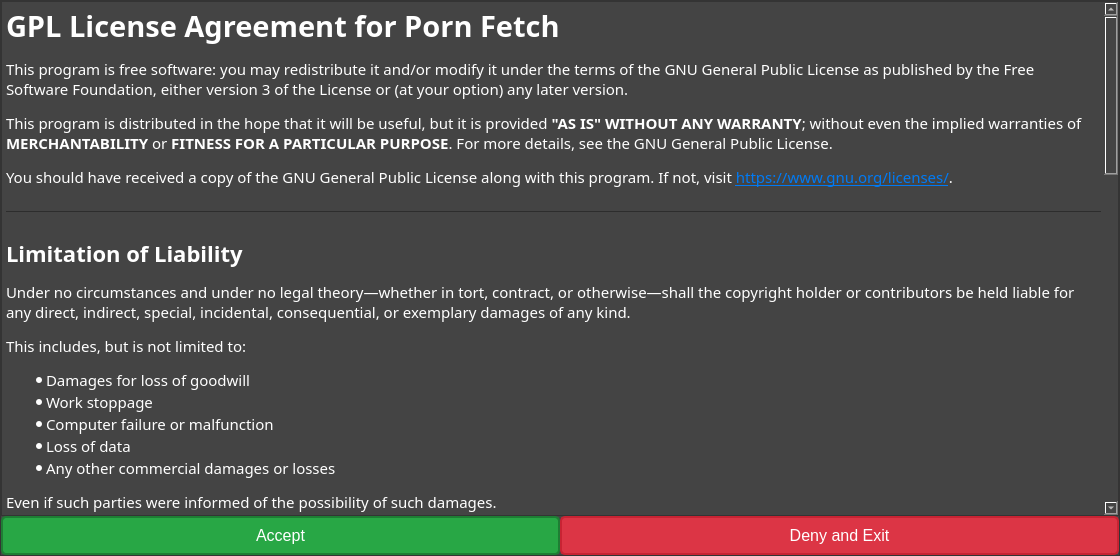
This is src/frontend/form_license.ui in EchterAlsFake/Porn_Fetch as Qt 5 draws it before an edit. The edited form follows.
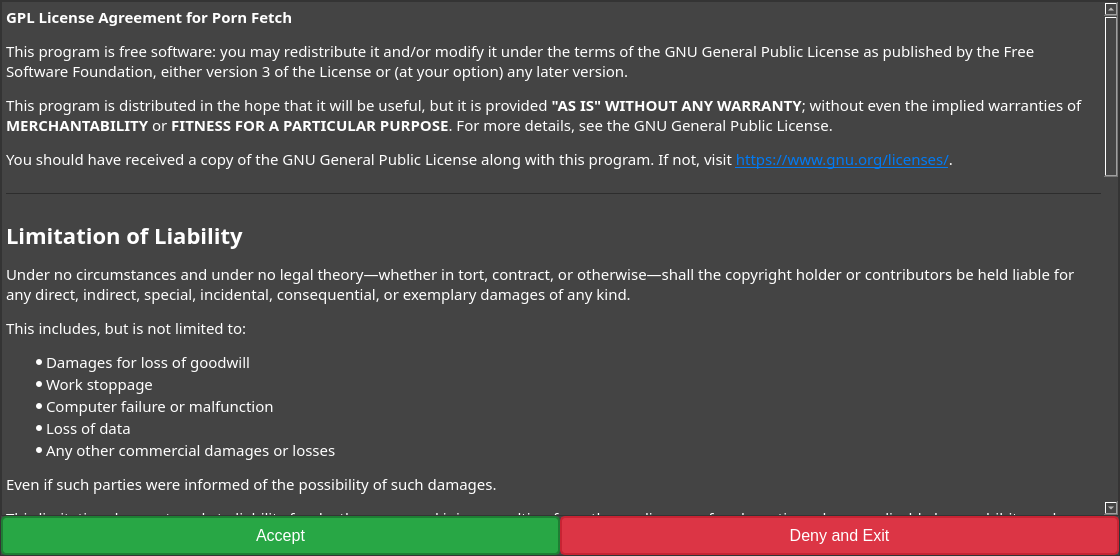
This is the edited form.

What changed in the file:
```diff
--- a/src/frontend/form_license.ui
+++ b/src/frontend/form_license.ui
@@ -137,7 +137,7 @@
 li.unchecked::marker { content: &quot;\2610&quot;; }
 li.checked::marker { content: &quot;\2612&quot;; }
 &lt;/style&gt;&lt;/head&gt;&lt;body style=&quot; font-family:'JetBrainsMono Nerd Font Propo'; font-size:11pt; font-weight:400; font-style:normal;&quot;&gt;
-&lt;h1 style=&quot; margin-top:18px; margin-bottom:12px; margin-left:0px; margin-right:0px; -qt-block-indent:0; text-indent:0px;&quot;&gt;&lt;span style=&quot; font-size:xx-large; font-weight:700;&quot;&gt;GPL License Agreement for Porn Fetch&lt;/span&gt;&lt;/h1&gt;
+&lt;p style=&quot; margin-top:0px; margin-bottom:0px; margin-left:0px; margin-right:0px; -qt-block-indent:0; text-indent:0px;&quot;&gt;&lt;span style=&quot; font-weight:700;&quot;&gt;GPL License Agreement for Porn Fetch&lt;/span&gt;&lt;/p&gt;
 &lt;p style=&quot; margin-top:12px; margin-bottom:12px; margin-left:0px; margin-right:0px; -qt-block-indent:0; text-indent:0px;&quot;&gt;This program is free software: you may redistribute it and/or modify it under the terms of the GNU General Public License as published by the Free Software Foundation, either version 3 of the License or (at your option) any later version.&lt;/p&gt;
 &lt;p style=&quot; margin-top:12px; margin-bottom:12px; margin-left:0px; margin-right:0px; -qt-block-indent:0; text-indent:0px;&quot;&gt;This program is distributed in the hope that it will be useful, but it is provided &lt;span style=&quot; font-weight:700;&quot;&gt;&amp;quot;AS IS&amp;quot; WITHOUT ANY WARRANTY&lt;/span&gt;; without even the implied warranties of &lt;span style=&quot; font-weight:700;&quot;&gt;MERCHANTABILITY&lt;/span&gt; or &lt;span style=&quot; font-weight:700;&quot;&gt;FITNESS FOR A PARTICULAR PURPOSE&lt;/span&gt;. For more details, see the GNU General Public License.&lt;/p&gt;
 &lt;p style=&quot; margin-top:12px; margin-bottom:12px; margin-left:0px; margin-right:0px; -qt-block-indent:0; text-indent:0px;&quot;&gt;You should have received a copy of the GNU General Public License along with this program. If not, visit &lt;a href=&quot;https://www.gnu.org/licenses/&quot;&gt;&lt;span style=&quot; text-decoration: underline; color:#007af4;&quot;&gt;https://www.gnu.org/licenses/&lt;/span&gt;&lt;/a&gt;.&lt;/p&gt;
```
Left out of the diff: 6 changed lines with no effect on the pictures.
